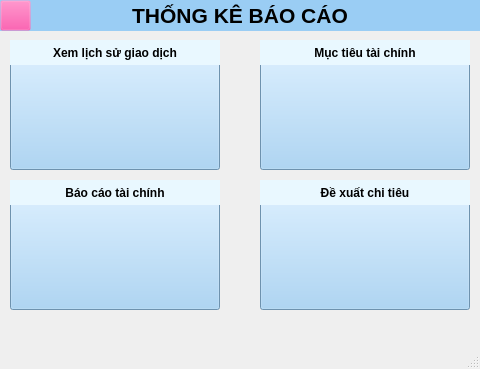
Qt form Thong_ke_bao_cao_MainWindow.ui (tunvy313/KTLT) before a commit.
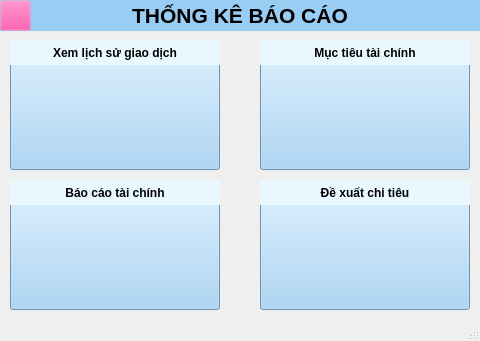
The same form after that commit. Icons and pictures are not drawn.

The edit to the form file:
```diff
--- a/Thong_ke_bao_cao_MainWindow.ui
+++ b/Thong_ke_bao_cao_MainWindow.ui
@@ -7,7 +7,7 @@
     <x>0</x>
     <y>0</y>
     <width>480</width>
-    <height>369</height>
+    <height>341</height>
    </rect>
   </property>
   <property name="windowTitle">
```
Left out of the diff: 20 changed lines with no effect on the pictures.
